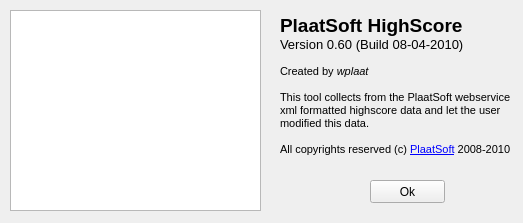
Old version of the form src/about.ui in the repository plaatsoft/plaatscore.
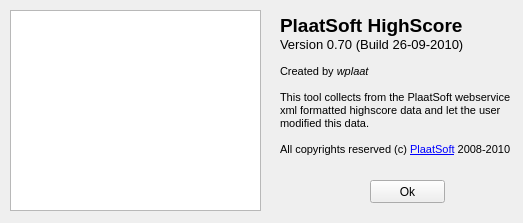
New version of the form.

Commit message: Maintenance release Qt 4.7.0 build

Diff of the .ui file:
```diff
--- a/src/about.ui
+++ b/src/about.ui
@@ -38,7 +38,7 @@
 p, li { white-space: pre-wrap; }
 &lt;/style&gt;&lt;/head&gt;&lt;body style=&quot; font-family:'MS Shell Dlg 2'; font-size:8.25pt; font-weight:400; font-style:normal;&quot;&gt;
 &lt;p style=&quot; margin-top:0px; margin-bottom:0px; margin-left:0px; margin-right:0px; -qt-block-indent:0; text-indent:0px;&quot;&gt;&lt;span style=&quot; font-size:14pt; font-weight:600;&quot;&gt;PlaatSoft HighScore&lt;/span&gt;&lt;/p&gt;
-&lt;p style=&quot; margin-top:0px; margin-bottom:0px; margin-left:0px; margin-right:0px; -qt-block-indent:0; text-indent:0px;&quot;&gt;&lt;span style=&quot; font-size:10pt;&quot;&gt;Version 0.60 (Build 08-04-2010)&lt;/span&gt;&lt;/p&gt;
+&lt;p style=&quot; margin-top:0px; margin-bottom:0px; margin-left:0px; margin-right:0px; -qt-block-indent:0; text-indent:0px;&quot;&gt;&lt;span style=&quot; font-size:10pt;&quot;&gt;Version 0.70 (Build 26-09-2010)&lt;/span&gt;&lt;/p&gt;
 &lt;p style=&quot; margin-top:0px; margin-bottom:0px; margin-left:0px; margin-right:0px; -qt-block-indent:0; text-indent:0px;&quot;&gt;&lt;span style=&quot; font-size:8pt;&quot;&gt;          &lt;/span&gt;&lt;/p&gt;
 &lt;p style=&quot; margin-top:0px; margin-bottom:0px; margin-left:0px; margin-right:0px; -qt-block-indent:0; text-indent:0px;&quot;&gt;&lt;span style=&quot; font-size:8pt;&quot;&gt;Created by &lt;/span&gt;&lt;span style=&quot; font-size:8pt; font-style:italic;&quot;&gt;wplaat&lt;/span&gt;&lt;/p&gt;
 &lt;p style=&quot; margin-top:0px; margin-bottom:0px; margin-left:0px; margin-right:0px; -qt-block-indent:0; text-indent:0px;&quot;&gt;&lt;span style=&quot; font-size:8pt;&quot;&gt;       &lt;/span&gt;&lt;/p&gt;
```
The commit also changes 18 other files.
